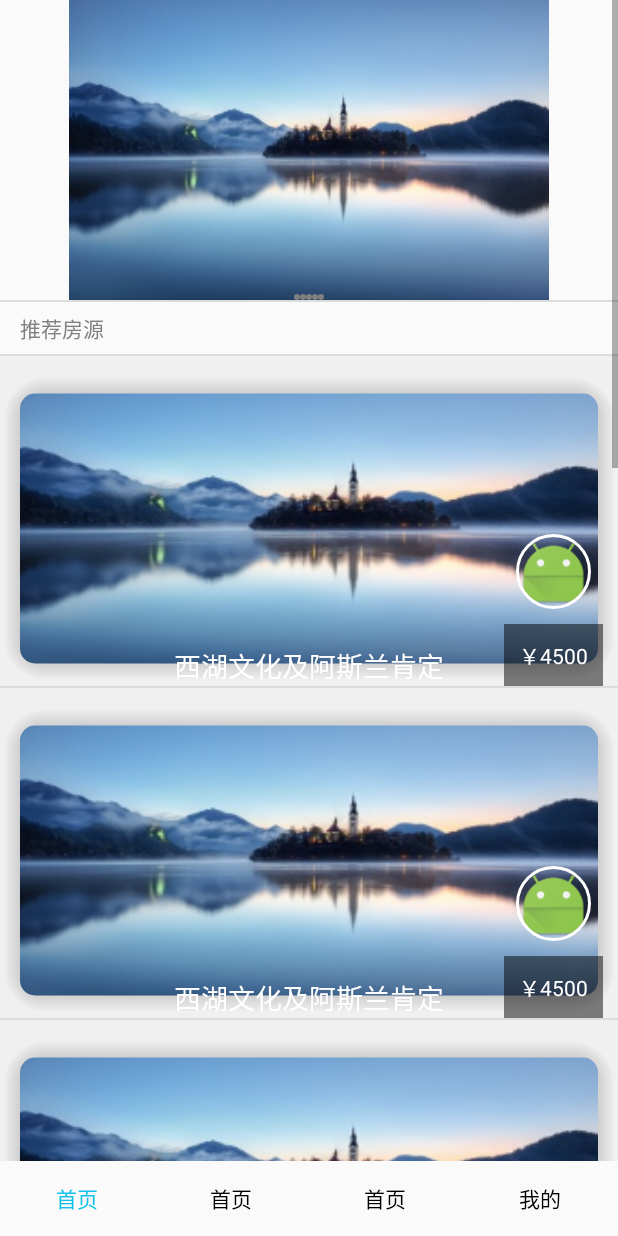
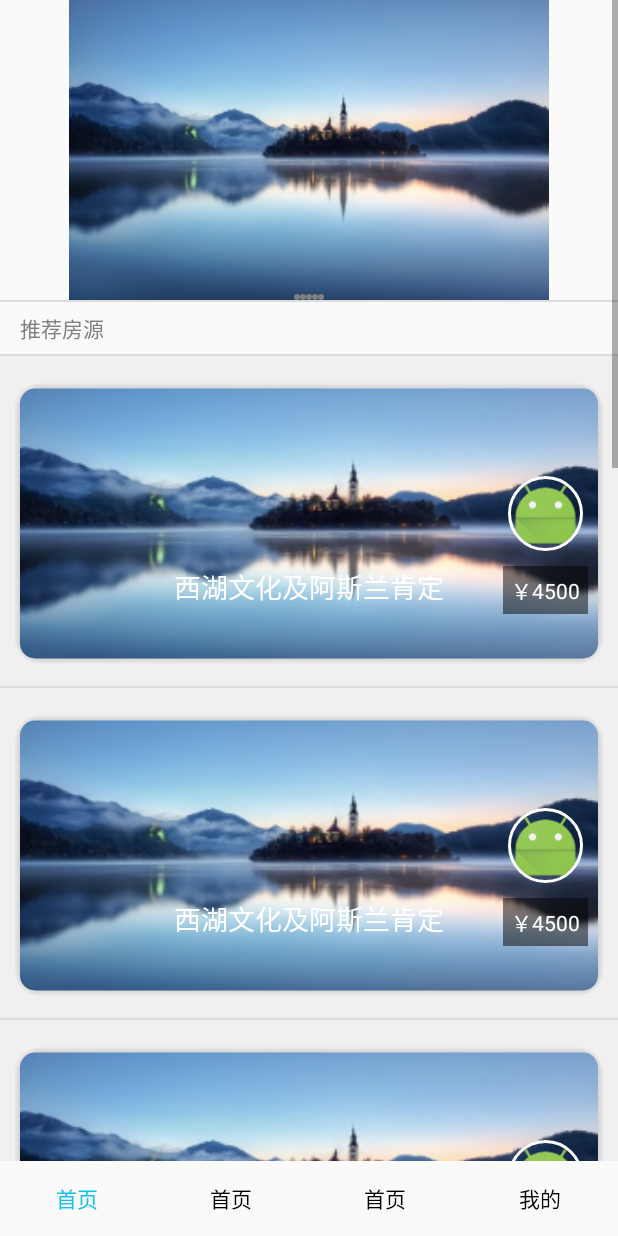
Before and after one commit to chen22207/MiYouApp, an Android app: the fragment HomePageFragment placed in its activity, on a phone screen of 412 x 824 dp. Run offline under Robolectric (Android 15) with nearby library versions, the phone set to English and light mode, and no system bars; our stand-ins replace ButterKnife, CircleImageView; libraries missing offline, so code that uses them is left out: com.jakewharton.rxbinding; 1 statement that could not run was skipped.

```diff
--- a/app/build.gradle
+++ b/app/build.gradle
@@ -10,6 +10,8 @@ android {
         targetSdkVersion 23
         versionCode 1
         versionName "1.0"
+
+        resValue "string", "tray__authority", "${applicationId}.tray"
     }
     buildTypes {
         release {
@@ -37,5 +39,5 @@ dependencies {
     compile 'com.android.support:support-v4:23.2.1'
     compile project(':multi-image-selector')
     compile 'com.orhanobut:logger:1.11'
-    compile 'net.grandcentrix.tray:tray:0.9.2'
+    compile 'net.grandcentrix.tray:tray:1.0.0-rc3'
 }
--- a/app/src/main/java/com/firstblood/miyo/activity/LoginActivity.java
+++ b/app/src/main/java/com/firstblood/miyo/activity/LoginActivity.java
@@ -9,13 +9,13 @@ import android.widget.TextView;
 
 import com.cs.networklibrary.http.HttpMethods;
 import com.cs.networklibrary.http.HttpResultFunc;
+import com.firstblood.miyo.R;
 import com.firstblood.miyo.database.SpDictionary;
 import com.firstblood.miyo.database.SpUtils;
 import com.firstblood.miyo.netservices.UserServices;
 import com.firstblood.miyo.subscribers.ProgressSubscriber;
 import com.firstblood.miyo.util.AlertMessageUtil;
 import com.firstblood.miyo.util.Navigation;
-import com.firstblood.miyou.R;
 
 import butterknife.ButterKnife;
 import butterknife.InjectView;
--- a/app/src/main/java/com/firstblood/miyo/activity/MainActivity.java
+++ b/app/src/main/java/com/firstblood/miyo/activity/MainActivity.java
@@ -8,8 +8,8 @@ import android.support.v7.app.AppCompatActivity;
 import android.widget.FrameLayout;
 import android.widget.RadioGroup;
 
+import com.firstblood.miyo.R;
 import com.firstblood.miyo.fragment.HomePageFragment;
-import com.firstblood.miyou.R;
 import com.jakewharton.rxbinding.widget.RxRadioGroup;
 
 import java.util.ArrayList;
--- a/app/src/main/java/com/firstblood/miyo/activity/RegisterActivity.java
+++ b/app/src/main/java/com/firstblood/miyo/activity/RegisterActivity.java
@@ -10,12 +10,12 @@ import android.widget.EditText;
 
 import com.cs.networklibrary.http.HttpMethods;
 import com.cs.networklibrary.http.HttpResultFunc;
+import com.firstblood.miyo.R;
 import com.firstblood.miyo.module.Vcode;
 import com.firstblood.miyo.netservices.CommonServices;
 import com.firstblood.miyo.netservices.UserServices;
 import com.firstblood.miyo.subscribers.ProgressSubscriber;
 import com.firstblood.miyo.util.AlertMessageUtil;
-import com.firstblood.miyou.R;
 
 import java.util.concurrent.TimeUnit;
 
--- a/app/src/main/java/com/firstblood/miyo/fragment/HomePageFragment.java
+++ b/app/src/main/java/com/firstblood/miyo/fragment/HomePageFragment.java
@@ -14,7 +14,7 @@ import android.widget.ListView;
 import android.widget.TextView;
 
 import com.cs.widget.imageview.MaterialImageView;
-import com.firstblood.miyou.R;
+import com.firstblood.miyo.R;
 
 import java.util.ArrayList;
 import java.util.List;
@@ -97,7 +97,8 @@ public class HomePageFragment extends Fragment {
         homePageLv.addHeaderView(header);
         homePageLv.setAdapter(adapter);
 
-        return view;
+
+	    return view;
     }
 
     private void resetAllImageIndex() {
--- a/app/src/main/java/com/firstblood/miyo/util/Navigation.java
+++ b/app/src/main/java/com/firstblood/miyo/util/Navigation.java
@@ -5,7 +5,7 @@ import android.view.View;
 import android.widget.Button;
 import android.widget.TextView;
 
-import com.firstblood.miyou.R;
+import com.firstblood.miyo.R;
 
 /**
  * Created by Administrator on 2016/3/23.
--- a/app/src/main/res/layout/fragment_home_page.xml
+++ b/app/src/main/res/layout/fragment_home_page.xml
@@ -7,6 +7,7 @@
     <ListView
         android:id="@+id/home_page_lv"
         android:layout_width="match_parent"
-        android:layout_height="match_parent"/>
+	    android:layout_height="match_parent"
+	    android:listSelector="@android:color/transparent" />
 
 </FrameLayout>
--- a/app/src/main/res/layout/listitem_home_page.xml
+++ b/app/src/main/res/layout/listitem_home_page.xml
@@ -1,7 +1,7 @@
 <?xml version="1.0" encoding="utf-8"?>
 <RelativeLayout xmlns:android="http://schemas.android.com/apk/res/android"
 	android:layout_width="match_parent"
-	android:layout_height="match_parent"
+	android:layout_height="200dp"
 	xmlns:tools="http://schemas.android.com/tools"
 	xmlns:cs="http://schemas.android.com/apk/res-auto"
 	android:background="@color/background">
@@ -13,7 +13,7 @@
 		android:scaleType="fitXY"
 		tools:src="@drawable/f1"
 		cs:use_white_bg="false"
-		cs:shadow_size="15"
+		cs:shadow_size="5"
 		cs:radius_size="15" />
 
 	<TextView
@@ -23,22 +23,19 @@
 		android:layout_centerHorizontal="true"
 		android:textColor="@color/white"
 		android:textSize="@dimen/large_text_size"
-		android:layout_alignParentBottom="true"
-		android:layout_marginBottom="@dimen/large_space"
+		android:layout_marginTop="140dp"
 		android:maxLength="10"
 		android:ellipsize="end"
-		tools:text="西湖文化广场地铁旁，豪华精装修"
-		tools:textColor="@color/black" />
+		tools:text="西湖文化广场地铁旁，豪华精装修" />
 
 	<LinearLayout
 		android:layout_width="wrap_content"
 		android:layout_height="wrap_content"
 		android:orientation="vertical"
 		android:layout_alignParentRight="true"
-		android:layout_alignParentBottom="true"
-		android:layout_marginBottom="@dimen/large_space"
+		android:layout_marginTop="80dp"
 		android:gravity="center_horizontal"
-		android:layout_marginRight="@dimen/middle_space">
+		android:layout_marginRight="@dimen/huge_space">
 
 		<de.hdodenhof.circleimageview.CircleImageView
 			android:id="@+id/list_item_home_page_head_portrait_iv"
@@ -55,7 +52,7 @@
 			android:background="@color/transparent_50_black"
 			android:textColor="@color/white"
 			tools:text="￥3600"
-			android:padding="@dimen/middle_space"
+			android:padding="@dimen/small_space"
 			android:layout_marginTop="@dimen/middle_space" />
 
 	</LinearLayout>
--- a/app/src/main/res/values/dimens.xml
+++ b/app/src/main/res/values/dimens.xml
@@ -7,6 +7,8 @@
     <dimen name="small_space">5dp</dimen>
     <dimen name="middle_space">10dp</dimen>
     <dimen name="large_space">15dp</dimen>
+	<dimen name="huge_space">20dp</dimen>
+	<dimen name="super_space">25dp</dimen>
 
     <dimen name="minimum_text_size">12sp</dimen>
     <dimen name="small_text_size">14sp</dimen>
--- a/app/src/main/res/values/strings.xml
+++ b/app/src/main/res/values/strings.xml
@@ -1,6 +1,5 @@
 <resources>
-    <string name="app_name">MiYouApp</string>
-    <string name="title_activity_main">MainActivity</string>
+	<string name="app_name">觅友</string>
     <string name="main_tab_home">首页</string>
     <string name="main_tab_mine">我的</string>
 
```
Also changed, not shown: app/src/main/AndroidManifest.xml (+5 -6 lines), app/src/main/java/com/firstblood/miyo/database/MyModulePreference.java (added, +21 -0 lines), app/src/main/java/com/firstblood/miyo/database/SpUtils.java (+3 -4 lines).
